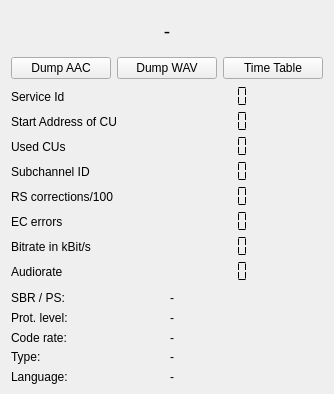
First picture: the form in src/support/techdata.ui, repository tomneda/DABstar, before the edit; both pictures show x 0 to 334 and y 0 to 394 of the 334 by 700 pixel window.
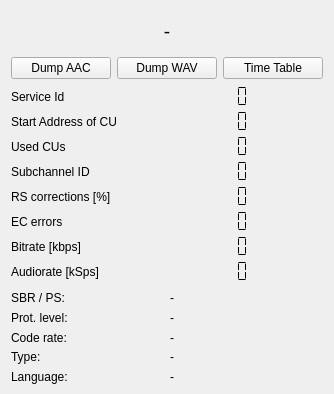
Second picture: the form after the edit. Custom widgets are drawn as their Qt base class.

The edit to the form file:
```diff
--- a/src/support/techdata.ui
+++ b/src/support/techdata.ui
@@ -159,7 +159,7 @@
      <item row="4" column="0">
       <widget class="QLabel" name="label_4">
        <property name="text">
-        <string>RS corrections/100</string>
+        <string>RS corrections [%]</string>
        </property>
       </widget>
      </item>
@@ -199,7 +199,7 @@
      <item row="6" column="0">
       <widget class="QLabel" name="l6">
        <property name="text">
-        <string>Bitrate in kBit/s</string>
+        <string>Bitrate [kbps]</string>
        </property>
       </widget>
      </item>
@@ -219,7 +219,7 @@
      <item row="7" column="0">
       <widget class="QLabel" name="label_10">
        <property name="text">
-        <string>Audiorate</string>
+        <string>Audiorate [kSps]</string>
        </property>
       </widget>
      </item>
```
Left out of the diff: 2 changed lines with no effect on the pictures.
